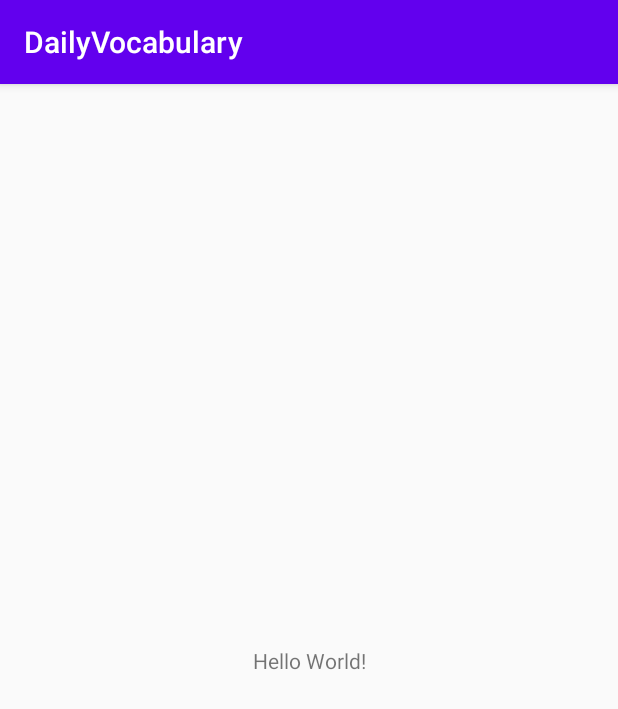
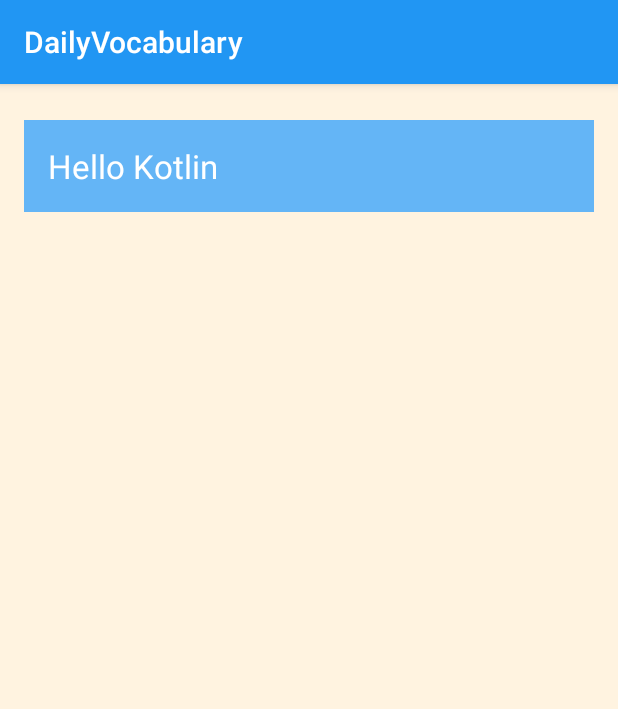
Before and after one commit to ga7uti/DailyVocabulary, an Android app: the screen it shows after launch (MainActivity), on a phone screen of 412 x 824 dp. Shown: the top 709 px of the screen. Run offline under Robolectric (Android 15) with nearby library versions, the phone set to English and light mode, and no system bars; our stand-ins replace Room's generated code.

Commit message:
added ui

```diff
--- a/app/build.gradle
+++ b/app/build.gradle
@@ -30,6 +30,7 @@ dependencies {
     implementation 'androidx.core:core-ktx:1.3.0'
     implementation 'androidx.appcompat:appcompat:1.1.0'
     implementation 'androidx.constraintlayout:constraintlayout:1.1.3'
+    implementation 'androidx.recyclerview:recyclerview:1.1.0'
     testImplementation 'junit:junit:4.12'
     androidTestImplementation 'androidx.test.ext:junit:1.1.1'
     androidTestImplementation 'androidx.test.espresso:espresso-core:3.2.0'
--- a/app/src/main/AndroidManifest.xml
+++ b/app/src/main/AndroidManifest.xml
@@ -9,7 +9,7 @@
         android:roundIcon="@mipmap/ic_launcher_round"
         android:supportsRtl="true"
         android:theme="@style/AppTheme">
-        <activity android:name="com.dailydictionary.MainActivity">
+        <activity android:name="com.dailydictionary.ui.main.MainActivity">
             <intent-filter>
                 <action android:name="android.intent.action.MAIN" />
 
--- a/app/src/main/java/com/dailydictionary/MainActivity.kt
+++ /dev/null
@@ -1,11 +0,0 @@
-package com.dailydictionary
-
-import androidx.appcompat.app.AppCompatActivity
-import android.os.Bundle
-
-class MainActivity : AppCompatActivity() {
-    override fun onCreate(savedInstanceState: Bundle?) {
-        super.onCreate(savedInstanceState)
-        setContentView(R.layout.activity_main)
-    }
-}
--- a/app/src/main/java/com/dailydictionary/repository/DictionaryRepository.kt
+++ b/app/src/main/java/com/dailydictionary/repository/DictionaryRepository.kt
@@ -7,7 +7,7 @@ import com.dailydictionary.room.DictionaryRoomDatabase
 import com.dailydictionary.room.dao.DictionaryDao
 import com.dailydictionary.room.entity.Dictionary
 
-abstract class DictionaryRepository(private var application: Application) {
+class DictionaryRepository(application: Application) {
 
     private var mDictionaryDao: DictionaryDao =
         DictionaryRoomDatabase.getDatabaseInstance(application).dictionaryDao()
--- a/app/src/main/java/com/dailydictionary/room/entity/Dictionary.kt
+++ b/app/src/main/java/com/dailydictionary/room/entity/Dictionary.kt
@@ -8,7 +8,7 @@ import androidx.room.PrimaryKey
 class Dictionary {
     @PrimaryKey
     @NonNull
-    private val word: String? = null
-    private val meaning: String? = null
-    private val sentence: String? = null
+    var word: String? = null
+    val meaning: String? = null
+    val sentence: String? = null
 }
--- /dev/null
+++ b/app/src/main/java/com/dailydictionary/ui/main/MainActivity.kt
@@ -0,0 +1,31 @@
+package com.dailydictionary.ui.main
+
+import android.os.Bundle
+import androidx.appcompat.app.AppCompatActivity
+import androidx.recyclerview.widget.LinearLayoutManager
+import androidx.recyclerview.widget.RecyclerView
+import com.dailydictionary.R
+import com.dailydictionary.room.entity.Dictionary
+
+
+class MainActivity : AppCompatActivity() {
+    override fun onCreate(savedInstanceState: Bundle?) {
+        super.onCreate(savedInstanceState)
+        setContentView(R.layout.activity_main)
+
+        val recyclerView: RecyclerView = findViewById(R.id.recyclerview)
+        val adapter = WordsAdapter(getWordsList())
+        recyclerView.adapter = adapter
+        recyclerView.layoutManager = LinearLayoutManager(this)
+    }
+
+    private fun getWordsList(): ArrayList<Dictionary> {
+        val mAllWords: ArrayList<Dictionary> = ArrayList<Dictionary>()
+        val list: MutableList<Dictionary> = mutableListOf<Dictionary>()
+        val dictionary = Dictionary()
+        dictionary.word = "Hello Kotlin"
+        list.add(dictionary)
+        mAllWords.addAll(list)
+        return mAllWords
+    }
+}
--- /dev/null
+++ b/app/src/main/java/com/dailydictionary/ui/main/MainViewModel.kt
@@ -0,0 +1,21 @@
+package com.dailydictionary.ui.main
+
+import android.app.Application
+import androidx.lifecycle.AndroidViewModel
+import androidx.lifecycle.LiveData
+import com.dailydictionary.repository.DictionaryRepository
+import com.dailydictionary.room.entity.Dictionary
+
+class MainViewModel(application: Application) : AndroidViewModel(application) {
+
+    private val mDictionaryRepository: DictionaryRepository = DictionaryRepository(application)
+    private val mAllWords: LiveData<List<Dictionary>>
+
+    init {
+        mAllWords = mDictionaryRepository.getAllWords()
+    }
+
+    fun insert(word: Dictionary){
+        mDictionaryRepository.insert(word)
+    }
+}
--- /dev/null
+++ b/app/src/main/java/com/dailydictionary/ui/main/WordsAdapter.kt
@@ -0,0 +1,34 @@
+package com.dailydictionary.ui.main
+
+import android.view.LayoutInflater
+import android.view.View
+import android.view.ViewGroup
+import android.widget.TextView
+import androidx.recyclerview.widget.RecyclerView
+import com.dailydictionary.R
+import com.dailydictionary.room.entity.Dictionary
+
+class WordsAdapter(private val mAllWords: List<Dictionary>) :
+    RecyclerView.Adapter<WordsAdapter.WordViewHolder>() {
+
+    override fun onCreateViewHolder(parent: ViewGroup, viewType: Int): WordViewHolder {
+        return WordViewHolder(
+            LayoutInflater.from(parent.context).inflate(R.layout.list_words, parent, false)
+        )
+    }
+
+    override fun getItemCount(): Int {
+        return mAllWords.size
+    }
+
+    override fun onBindViewHolder(holder: WordViewHolder, position: Int) {
+        holder.bind(mAllWords[position])
+    }
+
+    class WordViewHolder(itemView: View) : RecyclerView.ViewHolder(itemView) {
+        fun bind(dictionary: Dictionary) {
+            itemView.findViewById<TextView>(R.id.textView_words).text = dictionary.word;
+        }
+    }
+
+}
--- a/app/src/main/res/layout/activity_main.xml
+++ b/app/src/main/res/layout/activity_main.xml
@@ -1,18 +1,19 @@
 <?xml version="1.0" encoding="utf-8"?>
-<androidx.constraintlayout.widget.ConstraintLayout xmlns:android="http://schemas.android.com/apk/res/android"
-    xmlns:app="http://schemas.android.com/apk/res-auto"
+<LinearLayout xmlns:android="http://schemas.android.com/apk/res/android"
     xmlns:tools="http://schemas.android.com/tools"
     android:layout_width="match_parent"
     android:layout_height="match_parent"
-    tools:context=".MainActivity">
+    xmlns:app="http://schemas.android.com/apk/res-auto"
+    android:background="@color/colorScreenBackground"
+    android:orientation="vertical"
+    tools:context=".ui.main.MainActivity">
 
-    <TextView
-        android:layout_width="wrap_content"
+
+    <androidx.recyclerview.widget.RecyclerView
+        android:id="@+id/recyclerview"
+        android:layout_width="match_parent"
         android:layout_height="wrap_content"
-        android:text="Hello World!"
-        app:layout_constraintBottom_toBottomOf="parent"
-        app:layout_constraintLeft_toLeftOf="parent"
-        app:layout_constraintRight_toRightOf="parent"
-        app:layout_constraintTop_toTopOf="parent" />
-
-</androidx.constraintlayout.widget.ConstraintLayout>
+        android:layout_margin="16dp"
+        app:layoutManager="androidx.recyclerview.widget.LinearLayoutManager"
+        tools:listitem="@layout/list_words" />
+</LinearLayout>
--- /dev/null
+++ b/app/src/main/res/layout/list_words.xml
@@ -0,0 +1,14 @@
+<?xml version="1.0" encoding="utf-8"?>
+<LinearLayout xmlns:android="http://schemas.android.com/apk/res/android"
+    xmlns:tools="http://schemas.android.com/tools"
+    android:layout_width="match_parent"
+    android:layout_height="wrap_content"
+    android:orientation="vertical">
+
+    <TextView
+        android:id="@+id/textView_words"
+        style="@style/text_view_style"
+        android:layout_width="match_parent"
+        android:layout_height="wrap_content"
+        tools:text="placeholder text" />
+</LinearLayout>
--- a/app/src/main/res/values/colors.xml
+++ b/app/src/main/res/values/colors.xml
@@ -1,6 +1,10 @@
 <?xml version="1.0" encoding="utf-8"?>
 <resources>
-    <color name="colorPrimary">#6200EE</color>
-    <color name="colorPrimaryDark">#3700B3</color>
-    <color name="colorAccent">#03DAC5</color>
+    <color name="colorPrimary">#2196F3</color>
+    <color name="colorPrimaryLight">#64b5f6</color>
+    <color name="colorPrimaryDark">#1976D2</color>
+    <color name="colorAccent">#FFFF9800</color>
+    <color name="colorTextPrimary">@android:color/white</color>
+    <color name="colorScreenBackground">#fff3e0</color>
+    <color name="colorTextHint">#E0E0E0</color>
 </resources>
--- a/app/src/main/res/values/styles.xml
+++ b/app/src/main/res/values/styles.xml
@@ -1,10 +1,21 @@
 <resources>
-    <!-- Base application theme. -->
     <style name="AppTheme" parent="Theme.AppCompat.Light.DarkActionBar">
-        <!-- Customize your theme here. -->
         <item name="colorPrimary">@color/colorPrimary</item>
         <item name="colorPrimaryDark">@color/colorPrimaryDark</item>
         <item name="colorAccent">@color/colorAccent</item>
     </style>
 
+
+    <style name="text_view_style">
+        <item name="android:layout_width">match_parent</item>
+        <item name="android:layout_height">wrap_content</item>
+        <item name="android:textAppearance">
+            @android:style/TextAppearance.Large</item>
+        <item name="android:background">@color/colorPrimaryLight</item>
+        <item name="android:layout_marginTop">8dp</item>
+        <item name="android:layout_gravity">center</item>
+        <item name="android:padding">16dp</item>
+        <item name="android:textColor">@color/colorTextPrimary</item>
+    </style>
+
 </resources>
```
